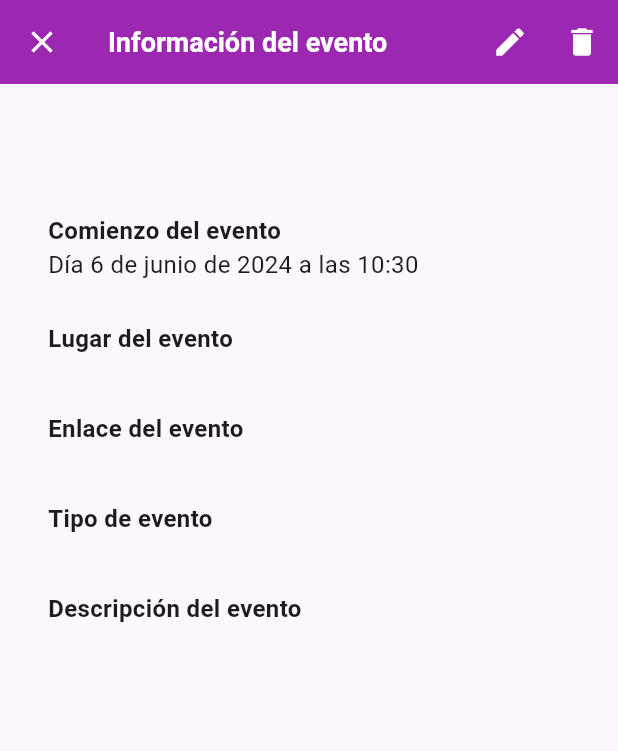
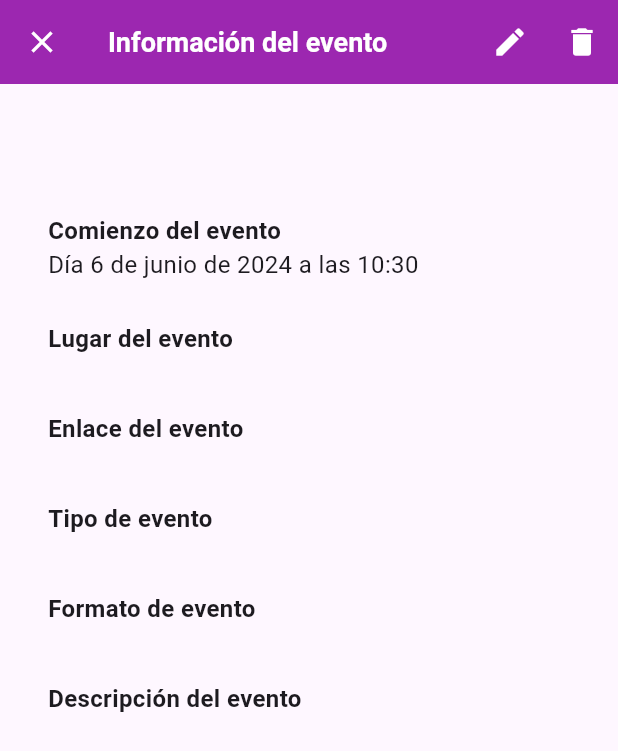
Before and after one commit to TheCarlitosYT/inforas, a Flutter app: the EventViewingPage screen opened directly with empty values, on a phone screen of 412 x 824 dp. Shown: the top 751 px of the screen. Run offline on Flutter 3.47's test engine with Material 3 defaults, Android fonts, the phone set to English and light mode, and no system bars; our stand-ins replace flutter_secure_storage, form_field_validator, get, iconsax, syncfusion_flutter_calendar, table_calendar; accounts and stored records are empty.

Commit message:
HotFixes y optimizacion
Se han optimizado importes y se han arreglado varios errores.

```diff
--- a/lib/screens/document_viewing_page.dart
+++ b/lib/screens/document_viewing_page.dart
@@ -1,7 +1,5 @@
 import 'package:flutter/material.dart';
-import 'package:get/get.dart';
 import 'package:inforas/models/documento.dart';
-import 'package:inforas/navigation_menu.dart';
 import 'package:inforas/screens/document_edit_page.dart';
 import 'package:inforas/services/documento_service.dart';
 
--- a/lib/screens/event_editing_page.dart
+++ b/lib/screens/event_editing_page.dart
@@ -266,15 +266,13 @@ class _EventEditingPageState extends State<EventEditingPage> {
           setState(() {
             if (value != null) {
               formatoController.text = value;
-            } else {
-              formatoController.text = '';
             }
           });
         },
         value:
             formatoController.text.isNotEmpty ? formatoController.text : null,
         onSaved: (_) {},
-        validator: (value) => value!.isEmpty ? value = "Sin categoría" : null,
+        validator: (value) => value == null ? value = "No se ha especificado el evento" : null,
       ));
   Widget buildDatePickers() => Column(
         children: [
@@ -439,8 +437,8 @@ class _EventEditingPageState extends State<EventEditingPage> {
                 print('Error durante la creación de Incidencia $error');
               });
       }
+      setState(() {});
       Get.to(() => const NavigationMenu(index: 1,));
-      setState(() {});
     }
   }
 }
--- a/lib/screens/event_viewing_page.dart
+++ b/lib/screens/event_viewing_page.dart
@@ -1,7 +1,5 @@
 import 'package:flutter/material.dart';
-import 'package:get/get.dart';
 import 'package:inforas/models/evento.dart';
-import 'package:inforas/navigation_menu.dart';
 import 'package:inforas/screens/screens.dart';
 import 'package:inforas/services/evento_service.dart';
 import 'package:intl/intl.dart';
@@ -170,6 +168,20 @@ class EventViewingPage extends StatelessWidget {
         ),
         SizedBox(height: 14),
         Text(
+          'Formato de evento',
+          style: TextStyle(
+            fontSize: 16,
+            fontWeight: FontWeight.bold,
+          ),
+        ),
+        Text(
+          evento.formatoEvento,
+          style: TextStyle(
+            fontSize: 16,
+          ),
+        ),
+        SizedBox(height: 14),
+        Text(
           'Descripción del evento',
           style: TextStyle(
             fontSize: 16,
--- a/lib/screens/login_screen.dart
+++ b/lib/screens/login_screen.dart
@@ -3,7 +3,6 @@
 import 'package:flutter/material.dart';
 import 'package:form_field_validator/form_field_validator.dart';
 import 'package:get/get.dart';
-import 'package:inforas/models/models.dart';
 import 'package:inforas/navigation_menu.dart';
 import 'package:inforas/providers/secure_storage.dart';
 import 'package:inforas/services/login_service.dart';
--- a/lib/screens/userScreen.dart
+++ b/lib/screens/userScreen.dart
@@ -1,5 +1,4 @@
 import 'package:flutter/material.dart';
-import 'package:inforas/screens/check_token_screen.dart';
 import 'package:inforas/services/login_service.dart';
 import 'package:inforas/widgets/errorPopUp.dart';
 
--- a/lib/services/evento_service.dart
+++ b/lib/services/evento_service.dart
@@ -2,7 +2,6 @@ import 'dart:convert';
 
 import 'package:flutter/material.dart';
 import 'package:get/get.dart';
-import 'package:inforas/models/evento.dart';
 import 'package:inforas/models/models.dart';
 import 'package:inforas/navigation_menu.dart';
 import 'package:inforas/providers/inforas_provider.dart';
```
Also changed, not shown: lib/screens/document_edit_page.dart (+2 -5 lines).
